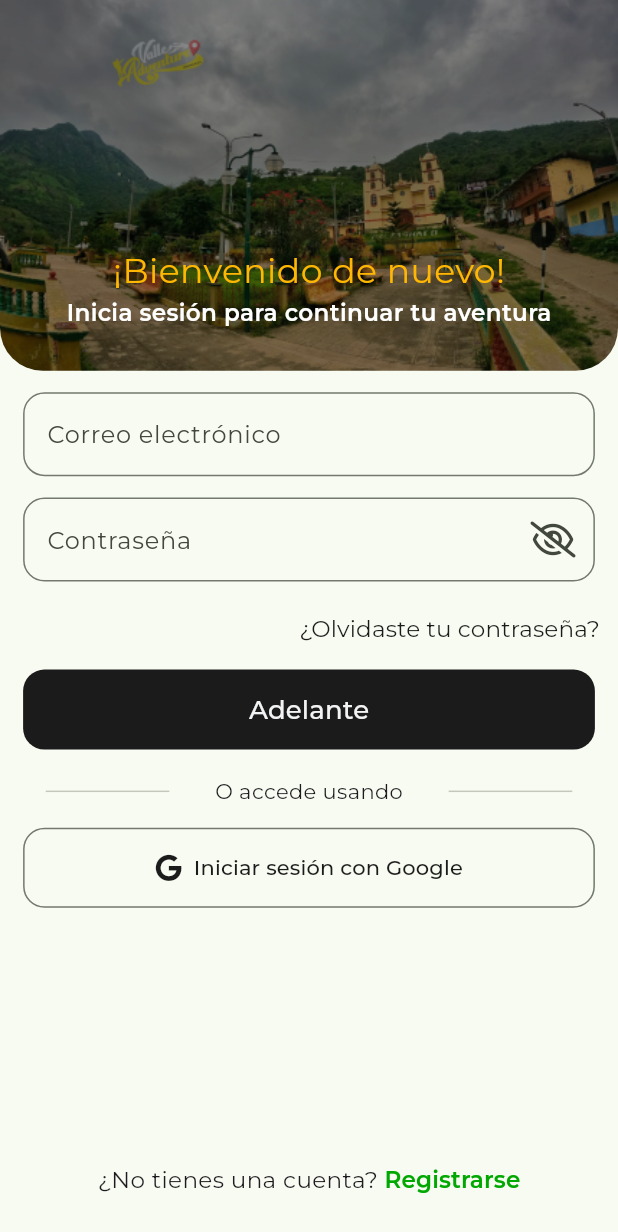
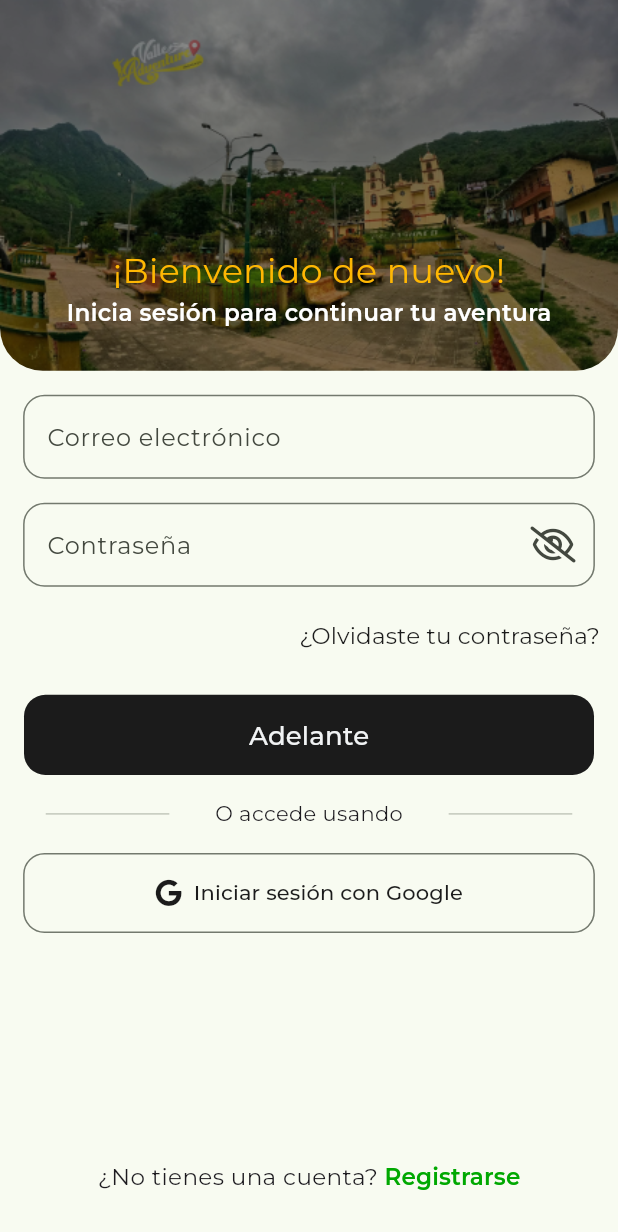
Before and after one commit to Jmendozase6/valle_adventure_app, a Flutter app: the SignInScreen screen opened directly, on a phone screen of 412 x 824 dp. Shown: the top 1232 px of the screen. Run offline on Flutter 3.47's test engine with Material 3 defaults, Android fonts, the phone set to English and light mode, and no system bars; our stand-ins replace animate_do, cached_network_image, flashy_tab_bar2, flutter_dotenv, flutter_riverpod, flutter_screenutil and 4 more; accounts and stored records are empty; generated files the repository leaves out were written again.

```diff
--- a/lib/core/config/theme/app_theme.dart
+++ b/lib/core/config/theme/app_theme.dart
@@ -17,7 +17,7 @@ class AppTheme {
         ),
         outlinedButtonTheme: OutlinedButtonThemeData(
           style: ButtonStyle(
-            shape: MaterialStateProperty.all(
+            shape: WidgetStatePropertyAll(
               RoundedRectangleBorder(
                 borderRadius: BorderRadius.circular(AppConstants.defaultRadius),
               ),
--- a/lib/features/auth/screens/sign_in_screen.dart
+++ b/lib/features/auth/screens/sign_in_screen.dart
@@ -1,6 +1,7 @@
 import 'package:flutter/material.dart';
 import 'package:flutter_gen/gen_l10n/app_localizations.dart';
 import 'package:flutter_riverpod/flutter_riverpod.dart';
+import 'package:flutter_screenutil/flutter_screenutil.dart';
 import 'package:valle_adventure_app/core/config/constants/app_constants.dart';
 import 'package:valle_adventure_app/core/config/constants/app_styles.dart';
 import 'package:valle_adventure_app/core/config/router/app_router.dart';
@@ -14,6 +15,7 @@ class SignInScreen extends StatelessWidget {
   @override
   Widget build(BuildContext context) {
     return Scaffold(
+      // appBar: const CustomAppBar(),
       body: const _SignInView(),
       bottomNavigationBar: Column(
         mainAxisSize: MainAxisSize.min,
@@ -23,7 +25,7 @@ class SignInScreen extends StatelessWidget {
             ctaText: AppLocalizations.of(context)!.sign_up,
             route: AppRoutes.signUp.name,
           ),
-          SizedBox(height: AppConstants.defaultPadding),
+          const SizedBox(height: 16),
         ],
       ),
     );
@@ -44,15 +46,17 @@ class _SignInView extends ConsumerWidget {
             title: locale.welcome_again,
             subtitle: locale.sign_in_to_continue,
           ),
-          SizedBox(height: AppConstants.defaultPadding),
+          // Bug
+          const SizedBox(height: 16),
           CustomInput(
             labelText: locale.email,
           ),
-          SizedBox(height: AppConstants.defaultPadding),
+          // Bug
+          const SizedBox(height: 16),
           CustomInputPassword(
             labelText: locale.password,
           ),
-          SizedBox(height: AppConstants.defaultPadding * 0.5),
+          const SizedBox(height: 8),
           Align(
             alignment: Alignment.centerRight,
             child: TextButton(
@@ -68,10 +72,10 @@ class _SignInView extends ConsumerWidget {
               ),
             ),
           ),
+          const SizedBox(height: 16),
           Padding(
-            padding: EdgeInsets.symmetric(
-              horizontal: AppConstants.defaultPaddingHorizontal,
-              vertical: AppConstants.defaultPadding * 0.25,
+            padding: const EdgeInsets.symmetric(
+              horizontal: 16,
             ),
             child: CtaButtonFilled(
               text: locale.forward,
@@ -80,9 +84,9 @@ class _SignInView extends ConsumerWidget {
               },
             ),
           ),
-          SizedBox(height: AppConstants.defaultPadding),
+          const SizedBox(height: 16),
           const AccessUsing(),
-          SizedBox(height: AppConstants.defaultPadding),
+          const SizedBox(height: 16),
           ButtonSocialMedia(
             text: locale.sign_in_with_google,
           ),
--- a/lib/features/onboarding/screens/onboarding_screen.dart
+++ b/lib/features/onboarding/screens/onboarding_screen.dart
@@ -48,6 +48,9 @@ class _OnboardingView extends ConsumerWidget {
     return PageView.builder(
       itemCount: images.length,
       controller: pageController,
+      onPageChanged: (value) {
+        ref.read(currentPageProvider.notifier).update((state) => value);
+      },
       itemBuilder: (context, index) => _OnboardingSlide(
         title: titles[index],
         subtitle: subtitles[index],
--- a/lib/features/onboarding/widgets/onboarding_nav_bar.dart
+++ b/lib/features/onboarding/widgets/onboarding_nav_bar.dart
@@ -17,9 +17,11 @@ class OnboardingNavBar extends ConsumerWidget {
     final currentPage = ref.watch(currentPageProvider);
     final pageController = ref.watch(pageControllerProvider);
     return Container(
-      height: 0.2.sh,
+      height: 0.22.sh,
       width: 1.sw,
       padding: EdgeInsets.symmetric(horizontal: AppConstants.defaultPadding),
+      child: SingleChildScrollView(
+        physics: const NeverScrollableScrollPhysics(),
         child: Column(
           children: [
             SizedBox(height: AppConstants.defaultPadding),
@@ -48,6 +50,7 @@ class OnboardingNavBar extends ConsumerWidget {
             ),
           ],
         ),
+      ),
     );
   }
 }
--- a/lib/features/root/screens/app_root.dart
+++ b/lib/features/root/screens/app_root.dart
@@ -19,10 +19,10 @@ class AppRoot extends ConsumerWidget {
                     ? router.goNamed(AppRoutes.signIn.name)
                     : router.goNamed(AppRoutes.onboarding.name);
               });
-              return const SizedBox();
+              return const Scaffold();
             },
-            error: (_, __) => const Text('Error'),
-            loading: () => const SizedBox(),
+            error: (_, __) => const Scaffold(body: Text('Error')),
+            loading: () => const Scaffold(body: SizedBox()),
           ),
     );
   }
--- a/lib/features/shared/cta_button_filled.dart
+++ b/lib/features/shared/cta_button_filled.dart
@@ -18,8 +18,8 @@ class CtaButtonFilled extends StatelessWidget {
       child: FilledButton(
         onPressed: onPressed,
         style: const ButtonStyle().copyWith(
-          backgroundColor: MaterialStateProperty.all(AppColors.darkColor),
-          shape: MaterialStatePropertyAll(
+          backgroundColor: const WidgetStatePropertyAll(AppColors.darkColor),
+          shape: WidgetStatePropertyAll(
             RoundedRectangleBorder(
               borderRadius: BorderRadius.circular(AppConstants.defaultRadius),
             ),
--- a/pubspec.yaml
+++ b/pubspec.yaml
@@ -39,14 +39,14 @@ dependencies:
   flutter_localizations:
     sdk: flutter
   flutter_riverpod: ^2.5.1
-  flutter_screenutil: ^5.9.0
+  flutter_screenutil: ^5.9.1
   flutter_svg: ^2.0.10+1
   font_awesome_flutter: ^10.7.0
   fpdart: ^1.1.0
   freezed_annotation: ^2.4.1
   go_router: ^14.0.2
   google_fonts: ^6.2.1
-  intl: ^0.18.1
+  intl: ^0.19.0
   share_plus: ^9.0.0
   shared_preferences: ^2.2.3
   supabase_flutter: ^2.5.3
```
Also changed, not shown: lib/features/profile/screens/profile_screen.dart (+7 -3 lines), lib/main.dart (+4 -3 lines), pubspec.lock, 1 other file. Lines whose indentation alone changed are shown as unchanged.
